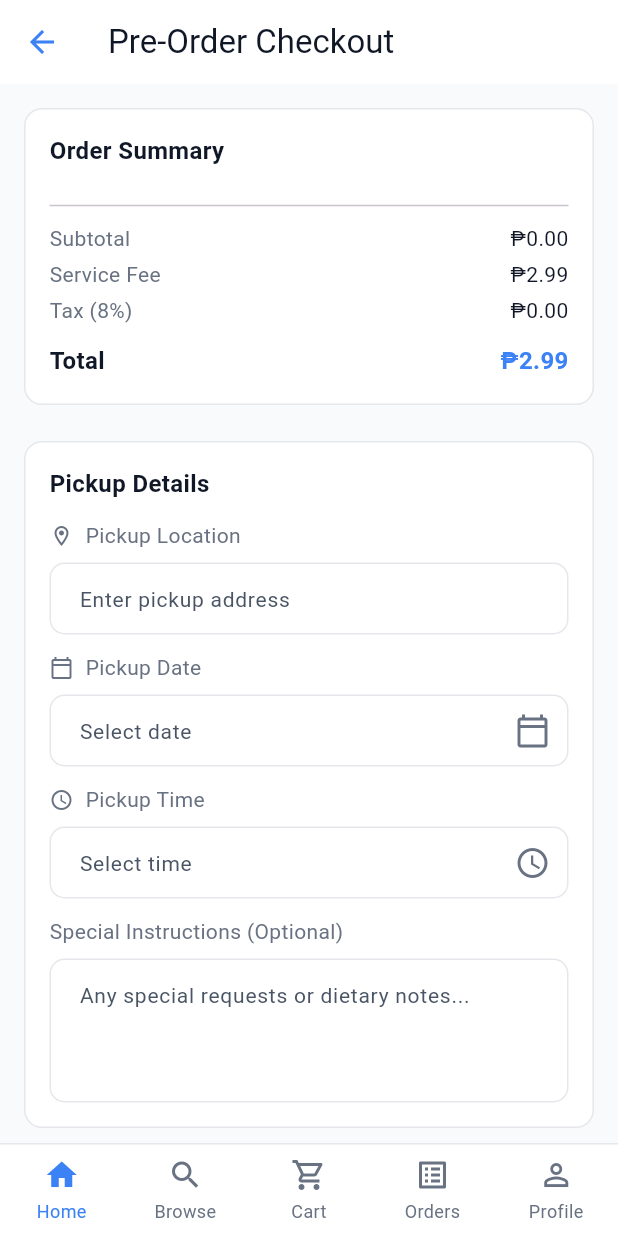
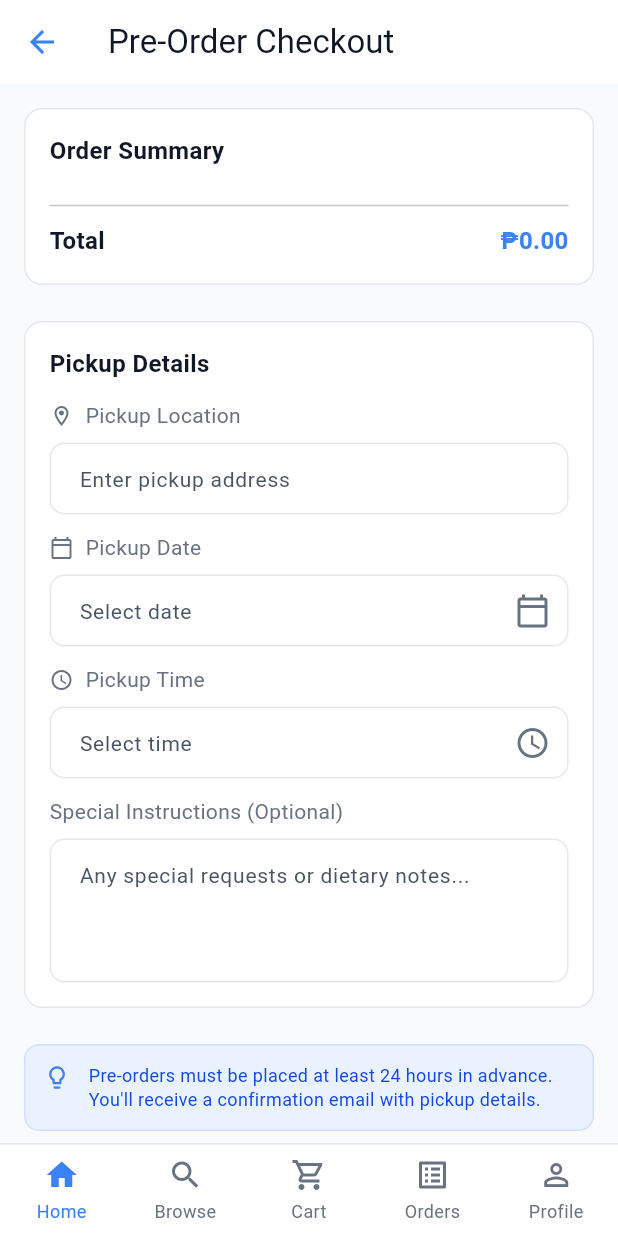
Before and after one commit to Kyne0328/FarmDashr, a Flutter app: the PreOrderCheckoutPage screen opened by its route, on a phone screen of 412 x 824 dp. Run offline on Flutter 3.47's test engine with Material 3 defaults, Android fonts, the phone set to English and light mode, and no system bars; our stand-ins replace cloud_firestore, dio, equatable, firebase_auth, firebase_core, flutter_bloc and 4 more; accounts and stored records are empty; network calls fail; Roboto replaces fonts that are missing (Arimo).

Commit message:
add: multi vendor checkout

```diff
--- a/lib/blocs/cart/cart_event.dart
+++ b/lib/blocs/cart/cart_event.dart
@@ -75,8 +75,6 @@ class ClearCart extends CartEvent {
 class CheckoutCart extends CartEvent {
   final String customerId;
   final String customerName;
-  final String farmerId;
-  final String farmerName;
   final String pickupLocation;
   final String pickupDate;
   final String pickupTime;
@@ -85,8 +83,6 @@ class CheckoutCart extends CartEvent {
   const CheckoutCart({
     required this.customerId,
     required this.customerName,
-    required this.farmerId,
-    required this.farmerName,
     required this.pickupLocation,
     required this.pickupDate,
     required this.pickupTime,
@@ -97,8 +93,6 @@ class CheckoutCart extends CartEvent {
   List<Object?> get props => [
     customerId,
     customerName,
-    farmerId,
-    farmerName,
     pickupLocation,
     pickupDate,
     pickupTime,
--- a/lib/pages/customer/customer_cart_page.dart
+++ b/lib/pages/customer/customer_cart_page.dart
@@ -82,9 +82,7 @@ class CustomerCartPage extends StatelessWidget {
               }
 
               final subtotal = state.totalPrice;
-              const double serviceFee = 2.99;
-              final double tax = subtotal * 0.08;
-              final double total = subtotal + serviceFee + tax;
+              final double total = subtotal;
 
               return ListView(
                 padding: const EdgeInsets.all(AppDimensions.paddingL),
@@ -100,12 +98,7 @@ class CustomerCartPage extends StatelessWidget {
                     },
                   ),
                   const SizedBox(height: AppDimensions.spacingXL),
-                  _CartSummary(
-                    subtotal: subtotal,
-                    serviceFee: serviceFee,
-                    tax: tax,
-                    total: total,
-                  ),
+                  _CartSummary(total: total),
                   const SizedBox(height: AppDimensions.spacingXL),
                   ElevatedButton(
                     onPressed: () => context.push('/pre-order-checkout'),
@@ -275,17 +268,9 @@ class _CartItemWidget extends StatelessWidget {
 }
 
 class _CartSummary extends StatelessWidget {
-  final double subtotal;
-  final double serviceFee;
-  final double tax;
   final double total;
 
-  const _CartSummary({
-    required this.subtotal,
-    required this.serviceFee,
-    required this.tax,
-    required this.total,
-  });
+  const _CartSummary({required this.total});
 
   @override
   Widget build(BuildContext context) {
@@ -297,18 +282,7 @@ class _CartSummary extends StatelessWidget {
         border: Border.all(color: AppColors.border),
       ),
       child: Column(
-        children: [
-          _SummaryRow(label: 'Subtotal', amount: subtotal),
-          const SizedBox(height: AppDimensions.spacingM),
-          _SummaryRow(label: 'Service Fee', amount: serviceFee),
-          const SizedBox(height: AppDimensions.spacingM),
-          _SummaryRow(label: 'Tax (8%)', amount: tax),
-          const Padding(
-            padding: EdgeInsets.symmetric(vertical: AppDimensions.paddingM),
-            child: Divider(height: 1),
-          ),
-          _SummaryRow(label: 'Total', amount: total, isTotal: true),
-        ],
+        children: [_SummaryRow(label: 'Total', amount: total, isTotal: true)],
       ),
     );
   }
--- a/lib/pages/customer/pre_order_checkout_page.dart
+++ b/lib/pages/customer/pre_order_checkout_page.dart
@@ -134,9 +134,7 @@ class _PreOrderCheckoutPageState extends State<PreOrderCheckoutPage> {
             }
 
             final subtotal = state.totalPrice;
-            const double serviceFee = 2.99;
-            final double tax = subtotal * 0.08;
-            final double total = subtotal + serviceFee + tax;
+            final double total = subtotal;
 
             return SingleChildScrollView(
               padding: const EdgeInsets.all(AppDimensions.paddingL),
@@ -145,7 +143,7 @@ class _PreOrderCheckoutPageState extends State<PreOrderCheckoutPage> {
                 child: Column(
                   crossAxisAlignment: CrossAxisAlignment.start,
                   children: [
-                    _buildOrderSummary(state, subtotal, serviceFee, tax, total),
+                    _buildOrderSummary(state, total),
                     const SizedBox(height: AppDimensions.spacingXL),
                     _buildPickupDetails(),
                     const SizedBox(height: AppDimensions.spacingXL),
@@ -163,13 +161,7 @@ class _PreOrderCheckoutPageState extends State<PreOrderCheckoutPage> {
     );
   }
 
-  Widget _buildOrderSummary(
-    CartLoaded state,
-    double subtotal,
-    double serviceFee,
-    double tax,
-    double total,
-  ) {
+  Widget _buildOrderSummary(CartLoaded state, double total) {
     return Container(
       padding: const EdgeInsets.all(AppDimensions.paddingL),
       decoration: BoxDecoration(
@@ -201,10 +193,6 @@ class _PreOrderCheckoutPageState extends State<PreOrderCheckoutPage> {
             ),
           ),
           const Divider(height: 24),
-          _buildSummaryRow('Subtotal', subtotal),
-          _buildSummaryRow('Service Fee', serviceFee),
-          _buildSummaryRow('Tax (8%)', tax),
-          const SizedBox(height: 8),
           Row(
             mainAxisAlignment: MainAxisAlignment.spaceBetween,
             children: [
@@ -218,19 +206,6 @@ class _PreOrderCheckoutPageState extends State<PreOrderCheckoutPage> {
               ),
             ],
           ),
-        ],
-      ),
-    );
-  }
-
-  Widget _buildSummaryRow(String label, double amount) {
-    return Padding(
-      padding: const EdgeInsets.only(bottom: 4.0),
-      child: Row(
-        mainAxisAlignment: MainAxisAlignment.spaceBetween,
-        children: [
-          Text(label, style: AppTextStyles.body2Secondary),
-          Text('₱${amount.toStringAsFixed(2)}', style: AppTextStyles.body2),
         ],
       ),
     );
@@ -416,16 +391,10 @@ class _PreOrderCheckoutPageState extends State<PreOrderCheckoutPage> {
           onPressed: () {
             if (_formKey.currentState?.validate() ?? false) {
               if (authState is AuthAuthenticated) {
-                final cartState = context.read<CartBloc>().state;
-                final firstProduct =
-                    (cartState as CartLoaded).items.first.product;
-
                 context.read<CartBloc>().add(
                   CheckoutCart(
                     customerId: authState.userId!,
                     customerName: authState.displayName ?? 'Customer',
-                    farmerId: firstProduct.farmerId,
-                    farmerName: firstProduct.farmerName,
                     pickupLocation: _locationController.text,
                     pickupDate: _dateController.text,
                     pickupTime: _timeController.text,
```
Also changed, not shown: lib/blocs/cart/cart_bloc.dart (+34 -13 lines).
